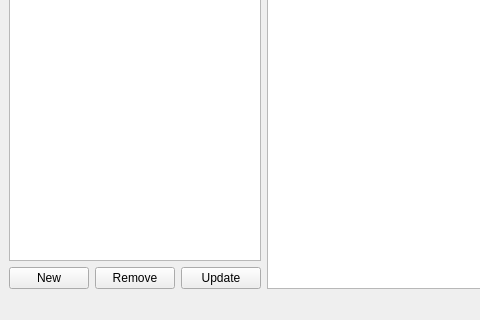
Before: the Qt Designer form src/listofissues.ui in mosegui/gambit, drawn with Qt 5; both pictures show x 0 to 480 and y 325 to 645 of the 781 by 645 pixel window.
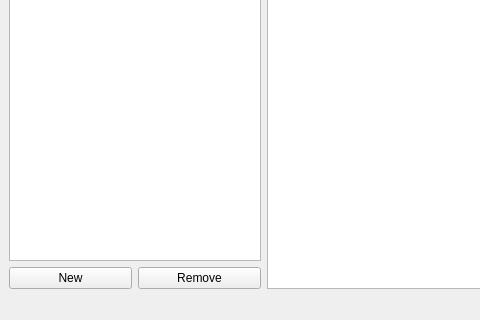
After: the same form once the commit is applied.

Commit message: Update contents db when description changed

What changed in the file:
```diff
--- a/src/listofissues.ui
+++ b/src/listofissues.ui
@@ -38,13 +38,6 @@
             </property>
            </widget>
           </item>
-          <item>
-           <widget class="QPushButton" name="pushButton">
-            <property name="text">
-             <string>Update</string>
-            </property>
-           </widget>
-          </item>
          </layout>
         </item>
        </layout>
```
Left out of the diff: 10 changed lines with no effect on the pictures. The commit also changes 2 other files.
